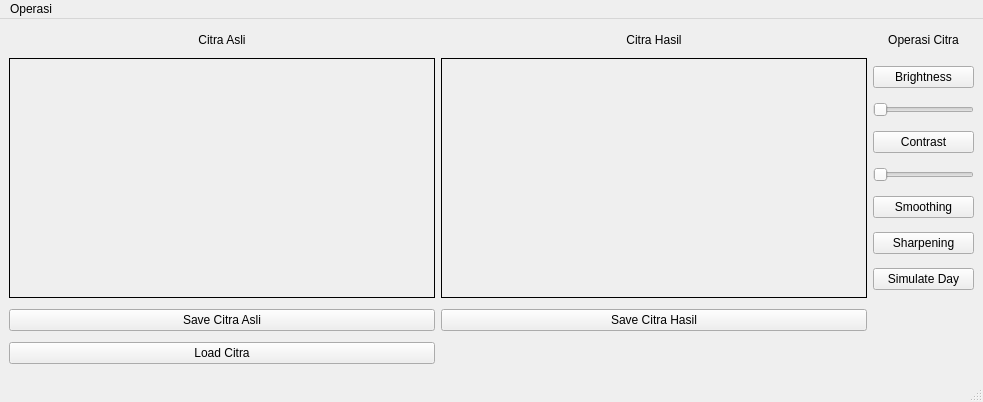
Old version of the form GUI.ui in the repository RaihanDaiva/Tugas-Besar.
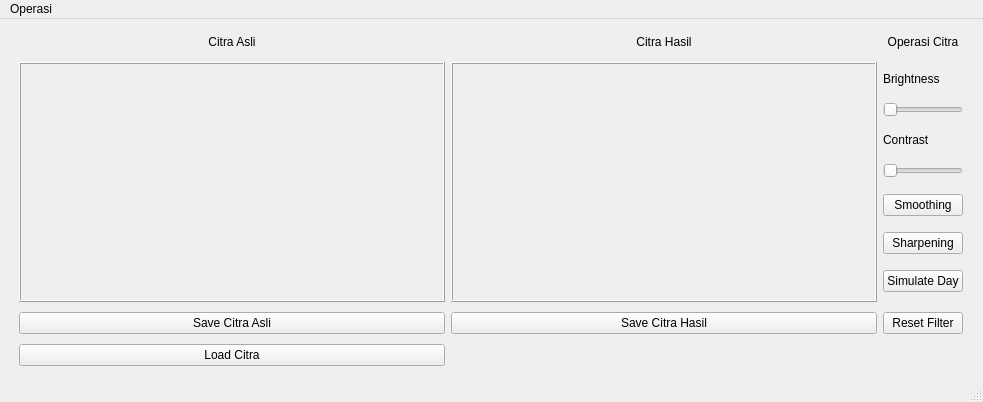
New version of the form.

Commit message:
error handling and gui clean up
added a reset filter

Diff of the .ui file:
```diff
--- a/GUI.ui
+++ b/GUI.ui
@@ -10,140 +10,88 @@
     <height>402</height>
    </rect>
   </property>
+  <property name="sizePolicy">
+   <sizepolicy hsizetype="Fixed" vsizetype="Fixed">
+    <horstretch>0</horstretch>
+    <verstretch>0</verstretch>
+   </sizepolicy>
+  </property>
   <property name="windowTitle">
    <string>MainWindow</string>
   </property>
   <widget class="QWidget" name="centralwidget">
    <layout class="QGridLayout" name="gridLayout">
-    <item row="5" column="0">
-     <widget class="QPushButton" name="button_LoadCitraAsli">
-      <property name="text">
-       <string>Load Citra</string>
-      </property>
-     </widget>
-    </item>
-    <item row="1" column="0">
-     <widget class="QLabel" name="citra_Asli">
-      <property name="sizePolicy">
-       <sizepolicy hsizetype="Fixed" vsizetype="Fixed">
-        <horstretch>0</horstretch>
-        <verstretch>0</verstretch>
-       </sizepolicy>
-      </property>
-      <property name="minimumSize">
-       <size>
-        <width>426</width>
-        <height>240</height>
-       </size>
-      </property>
-      <property name="frameShape">
-       <enum>QFrame::Box</enum>
-      </property>
-      <property name="text">
-       <string/>
-      </property>
-     </widget>
-    </item>
-    <item row="1" column="1">
-     <widget class="QLabel" name="citra_hasil">
-      <property name="sizePolicy">
-       <sizepolicy hsizetype="Preferred" vsizetype="Preferred">
-        <horstretch>0</horstretch>
-        <verstretch>0</verstretch>
-       </sizepolicy>
-      </property>
-      <property name="minimumSize">
-       <size>
-        <width>426</width>
-        <height>240</height>
-       </size>
-      </property>
-      <property name="frameShape">
-       <enum>QFrame::Box</enum>
-      </property>
-      <property name="text">
-       <string/>
-      </property>
-     </widget>
-    </item>
-    <item row="4" column="0">
-     <widget class="QPushButton" name="button_SaveCitraAsli">
-      <property name="text">
-       <string>Save Citra Asli</string>
-      </property>
-     </widget>
-    </item>
-    <item row="0" column="2">
-     <widget class="QLabel" name="label">
-      <property name="text">
-       <string>Operasi Citra</string>
-      </property>
-      <property name="alignment">
-       <set>Qt::AlignCenter</set>
-      </property>
-     </widget>
-    </item>
-    <item row="0" column="1">
-     <widget class="QLabel" name="label_3">
-      <property name="sizePolicy">
-       <sizepolicy hsizetype="Preferred" vsizetype="Fixed">
-        <horstretch>0</horstretch>
-        <verstretch>0</verstretch>
-       </sizepolicy>
-      </property>
-      <property name="maximumSize">
-       <size>
-        <width>16777215</width>
-        <height>16777215</height>
-       </size>
-      </property>
-      <property name="baseSize">
-       <size>
-        <width>0</width>
-        <height>0</height>
-       </size>
-      </property>
-      <property name="text">
-       <string>Citra Hasil</string>
-      </property>
-      <property name="alignment">
-       <set>Qt::AlignCenter</set>
-      </property>
-     </widget>
-    </item>
-    <item row="0" column="0">
-     <widget class="QLabel" name="label_2">
-      <property name="maximumSize">
-       <size>
-        <width>16777215</width>
-        <height>16777215</height>
-       </size>
-      </property>
-      <property name="baseSize">
-       <size>
-        <width>0</width>
-        <height>0</height>
-       </size>
-      </property>
-      <property name="text">
-       <string>Citra Asli</string>
-      </property>
-      <property name="alignment">
-       <set>Qt::AlignCenter</set>
-      </property>
-     </widget>
-    </item>
-    <item row="4" column="1">
+    <item row="4" column="2">
      <widget class="QPushButton" name="button_SaveCitraHasil">
       <property name="text">
        <string>Save Citra Hasil</string>
       </property>
      </widget>
     </item>
+    <item row="4" column="3">
+     <widget class="QPushButton" name="button_ResetFilter">
+      <property name="text">
+       <string>Reset Filter</string>
+      </property>
+     </widget>
+    </item>
+    <item row="0" column="0">
+     <spacer name="horizontalSpacer">
+      <property name="orientation">
+       <enum>Qt::Horizontal</enum>
+      </property>
+      <property name="sizeHint" stdset="0">
+       <size>
+        <width>40</width>
+        <height>20</height>
+       </size>
+      </property>
+     </spacer>
+    </item>
     <item row="1" column="2">
-     <layout class="QVBoxLayout" name="verticalLayout">
+     <widget class="QLabel" name="citra_hasil">
+      <property name="sizePolicy">
+       <sizepolicy hsizetype="Fixed" vsizetype="Fixed">
+        <horstretch>0</horstretch>
+        <verstretch>0</verstretch>
+       </sizepolicy>
+      </property>
+      <property name="minimumSize">
+       <size>
+        <width>426</width>
+        <height>240</height>
+       </size>
+      </property>
+      <property name="maximumSize">
+       <size>
+        <width>426</width>
+        <height>240</height>
+       </size>
+      </property>
+      <property name="frameShape">
+       <enum>QFrame::Box</enum>
+      </property>
+      <property name="frameShadow">
+       <enum>QFrame::Raised</enum>
+      </property>
+      <property name="text">
+       <string/>
+      </property>
+     </widget>
+    </item>
+    <item row="1" column="3">
+     <layout class="QVBoxLayout" name="verticalLayout" stretch="0,0,0,0,0,0,0">
+      <property name="spacing">
+       <number>6</number>
+      </property>
       <item>
-       <widget class="QPushButton" name="button_Brightness">
+       <widget class="QLabel" name="label_4">
+        <property name="sizePolicy">
+         <sizepolicy hsizetype="Preferred" vsizetype="Fixed">
+          <horstretch>0</horstretch>
+          <verstretch>0</verstretch>
+         </sizepolicy>
+        </property>
         <property name="text">
          <string>Brightness</string>
         </property>
@@ -157,7 +105,13 @@
        </widget>
       </item>
       <item>
-       <widget class="QPushButton" name="button_Contrast">
+       <widget class="QLabel" name="label_5">
+        <property name="sizePolicy">
+         <sizepolicy hsizetype="Preferred" vsizetype="Fixed">
+          <horstretch>0</horstretch>
+          <verstretch>0</verstretch>
+         </sizepolicy>
+        </property>
         <property name="text">
          <string>Contrast</string>
         </property>
@@ -193,6 +147,124 @@
       </item>
      </layout>
     </item>
+    <item row="0" column="1">
+     <widget class="QLabel" name="label_2">
+      <property name="maximumSize">
+       <size>
+        <width>16777215</width>
+        <height>16777215</height>
+       </size>
+      </property>
+      <property name="baseSize">
+       <size>
+        <width>0</width>
+        <height>0</height>
+       </size>
+      </property>
+      <property name="text">
+       <string>Citra Asli</string>
+      </property>
+      <property name="alignment">
+       <set>Qt::AlignCenter</set>
+      </property>
+     </widget>
+    </item>
+    <item row="0" column="4">
+     <spacer name="horizontalSpacer_2">
+      <property name="orientation">
+       <enum>Qt::Horizontal</enum>
+      </property>
+      <property name="sizeHint" stdset="0">
+       <size>
+        <width>40</width>
+        <height>20</height>
+       </size>
+      </property>
+     </spacer>
+    </item>
+    <item row="0" column="3">
+     <widget class="QLabel" name="label">
+      <property name="text">
+       <string>Operasi Citra</string>
+      </property>
+      <property name="alignment">
+       <set>Qt::AlignCenter</set>
+      </property>
+     </widget>
+    </item>
+    <item row="5" column="1">
+     <widget class="QPushButton" name="button_LoadCitraAsli">
+      <property name="text">
+       <string>Load Citra</string>
+      </property>
+     </widget>
+    </item>
+    <item row="1" column="1">
+     <widget class="QLabel" name="citra_Asli">
+      <property name="sizePolicy">
+       <sizepolicy hsizetype="Fixed" vsizetype="Fixed">
+        <horstretch>0</horstretch>
+        <verstretch>0</verstretch>
+       </sizepolicy>
+      </property>
+      <property name="minimumSize">
+       <size>
+        <width>426</width>
+        <height>240</height>
+       </size>
+      </property>
+      <property name="maximumSize">
+       <size>
+        <width>426</width>
+        <height>240</height>
+       </size>
+      </property>
+      <property name="frameShape">
+       <enum>QFrame::Box</enum>
+      </property>
+      <property name="frameShadow">
+       <enum>QFrame::Raised</enum>
+      </property>
+      <property name="text">
+       <string/>
+      </property>
+     </widget>
+    </item>
+    <item row="0" column="2">
+     <widget class="QLabel" name="label_3">
+      <property name="sizePolicy">
+       <sizepolicy hsizetype="Preferred" vsizetype="Fixed">
+        <horstretch>0</horstretch>
+        <verstretch>0</verstretch>
+       </sizepolicy>
+      </property>
+      <property name="maximumSize">
+       <size>
+        <width>16777215</width>
+        <height>16777215</height>
+       </size>
+      </property>
+      <property name="baseSize">
+       <size>
+        <width>0</width>
+        <height>0</height>
+       </size>
+      </property>
+      <property name="text">
+       <string>Citra Hasil</string>
+      </property>
+      <property name="alignment">
+       <set>Qt::AlignCenter</set>
+      </property>
+     </widget>
+    </item>
+    <item row="4" column="1">
+     <widget class="QPushButton" name="button_SaveCitraAsli">
+      <property name="text">
+       <string>Save Citra Asli</string>
+      </property>
+     </widget>
+    </item>
    </layout>
   </widget>
   <widget class="QMenuBar" name="menubar">
```
Left out of the diff: 2 changed lines with no effect on the pictures. The commit also changes 2 other files.
